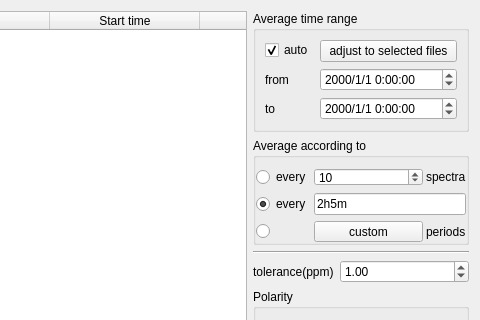
Before: the Qt Designer form Orbitool/UI/file_tab/File.ui in l460289052/Orbitool, drawn with Qt 5; both pictures show x 219 to 699 and y 0 to 320 of the 699 by 479 pixel window.
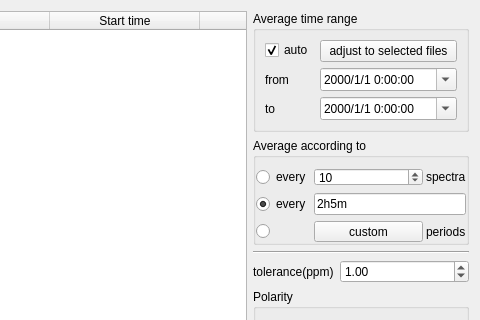
After: the same form once the commit is applied.

What changed in the file:
```diff
--- a/Orbitool/UI/file_tab/File.ui
+++ b/Orbitool/UI/file_tab/File.ui
@@ -214,6 +214,9 @@
             <property name="displayFormat">
              <string>yyyy/M/d H:mm:ss</string>
             </property>
+            <property name="calendarPopup">
+             <bool>true</bool>
+            </property>
            </widget>
           </item>
           <item row="2" column="0">
@@ -234,6 +237,9 @@
             <property name="displayFormat">
              <string>yyyy/M/d H:mm:ss</string>
             </property>
+            <property name="calendarPopup">
+             <bool>true</bool>
+            </property>
            </widget>
           </item>
           <item row="0" column="0">
```
